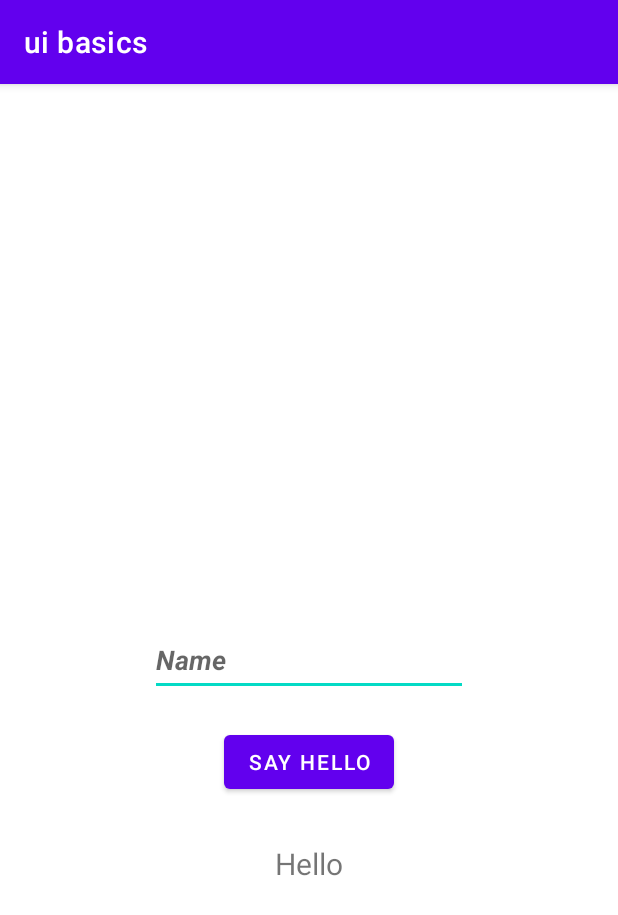
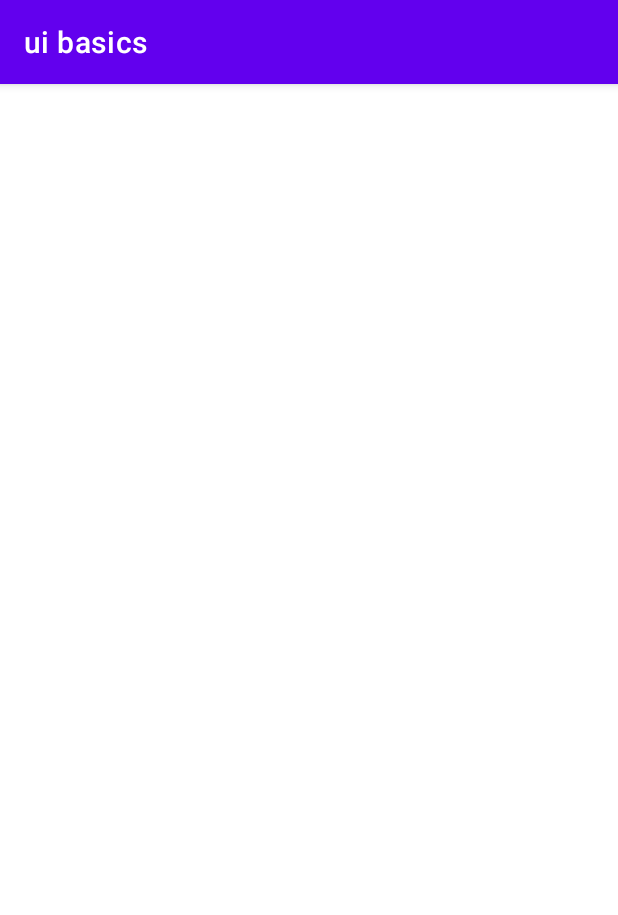
Before and after one commit to mwicwiri-bonface/uibasics-android, an Android app: the screen it shows after launch (MainActivity), on a phone screen of 412 x 824 dp. Shown: the top 915 px of the screen. Run offline under Robolectric (Android 15) with nearby library versions, the phone set to English and light mode, and no system bars.

Commit message:
Removed unnecessary components

```diff
--- a/app/src/main/java/com/example/uibasics/MainActivity.java
+++ b/app/src/main/java/com/example/uibasics/MainActivity.java
@@ -1,48 +1,16 @@
 package com.example.uibasics;
 
 import android.os.Bundle;
-import android.view.View;
-import android.widget.Button;
-import android.widget.EditText;
-import android.widget.TextView;
-import android.widget.Toast;
 
 import androidx.appcompat.app.AppCompatActivity;
 
-public class MainActivity extends AppCompatActivity implements View.OnClickListener {
-
-    private EditText edtTxtName;
-    private TextView txtHello;
-
-    @Override
-    public void onClick(View view) {
-        switch (view.getId()){
-            case R.id.btnHello:
-//                Toast.makeText(this, "Hello Button Clicked", Toast.LENGTH_SHORT).show();
-                txtHello.setText("Hello" + edtTxtName.getText().toString());
-                break;
-            case R.id.edtTxtName:
-                Toast.makeText(this, "Attempting to type something..",
-                        Toast.LENGTH_SHORT).show();
-            default:
-                break;
-        }
-    }
+public class MainActivity extends AppCompatActivity {
 
     @Override
     protected void onCreate(Bundle savedInstanceState) {
         super.onCreate(savedInstanceState);
         setContentView(R.layout.activity_main);
 
-        Button btnHello = findViewById(R.id.btnHello);
-
-        btnHello.setOnClickListener(this);
-
-        edtTxtName = findViewById(R.id.edtTxtName);
-        txtHello = findViewById(R.id.txtHello);
-
-        edtTxtName.setOnClickListener(this);
-
 
     }
 }
--- a/app/src/main/res/layout/activity_main.xml
+++ b/app/src/main/res/layout/activity_main.xml
@@ -4,38 +4,6 @@
     xmlns:tools="http://schemas.android.com/tools"
     android:layout_width="match_parent"
     android:layout_height="match_parent"
-    tools:context=".MainActivity"
-    android:padding="100dp">
-
-    <EditText
-        android:id="@+id/edtTxtName"
-        android:layout_width="match_parent"
-        android:layout_height="wrap_content"
-        android:layout_centerInParent="true"
-        android:hint="Name"
-        android:minHeight="48dp"
-        android:textColor="@color/purple_200"
-        android:textStyle="italic|bold" />
-
-
-    <Button
-        android:layout_width="wrap_content"
-        android:layout_height="wrap_content"
-        android:layout_centerHorizontal="true"
-        android:layout_marginTop="20dp"
-        android:text="@string/say_hello"
-        android:id="@+id/btnHello"
-        android:layout_below="@id/edtTxtName"
-        />
-
-    <TextView
-        android:layout_width="wrap_content"
-        android:layout_height="wrap_content"
-        android:id="@+id/txtHello"
-        android:layout_below="@id/btnHello"
-        android:layout_centerHorizontal="true"
-        android:layout_marginTop="30dp"
-        android:text="Hello"
-        android:textSize="20sp"/>
+    tools:context=".MainActivity">
 
 </RelativeLayout>
```
